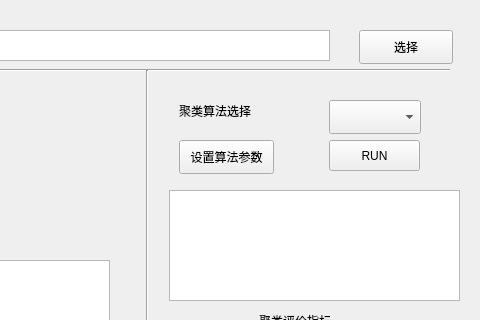
Above: UI/main.ui from Coder-Liuu/ancient_code before the change; both pictures show x 251 to 731 and y 0 to 320 of the 731 by 599 pixel window. Below: the same form after it.
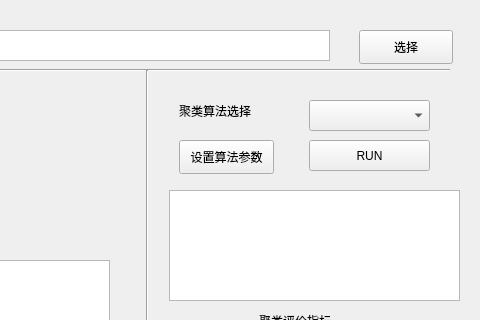
That is the form after the change.

Patch:
```diff
--- a/UI/main.ui
+++ b/UI/main.ui
@@ -82,10 +82,10 @@
    <widget class="QComboBox" name="btn_spin">
     <property name="geometry">
      <rect>
-      <x>580</x>
+      <x>560</x>
       <y>100</y>
-      <width>92</width>
-      <height>34</height>
+      <width>121</width>
+      <height>31</height>
      </rect>
     </property>
    </widget>
@@ -118,9 +118,9 @@
    <widget class="QPushButton" name="btn_run">
     <property name="geometry">
      <rect>
-      <x>580</x>
+      <x>560</x>
       <y>140</y>
-      <width>91</width>
+      <width>121</width>
       <height>31</height>
      </rect>
     </property>
```
